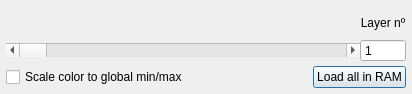
GenericMappingTools/InteractiveGMT, file deps/ui/cube_layer_selector.ui: the form before one commit.
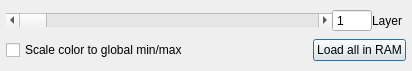
The form after the commit.

Commit message:
Cube layer dock: respect .ui size; label right of spinbox
Stop overriding the cube_layer_selector.ui geometry in code (the dock resized to 3/4 of the .ui width); use content->sizeHint() verbatim. Move layerNoLabel to the right of layerSpin and give the spinbox a minimum width so it keeps its size.

```diff
--- a/deps/ui/cube_layer_selector.ui
+++ b/deps/ui/cube_layer_selector.ui
@@ -7,7 +7,7 @@
     <x>0</x>
     <y>0</y>
     <width>412</width>
-    <height>94</height>
+    <height>71</height>
    </rect>
   </property>
   <property name="windowTitle">
@@ -46,16 +46,6 @@
      <property name="spacing">
       <number>0</number>
      </property>
-     <item row="0" column="1">
-      <widget class="QLabel" name="layerNoLabel">
-       <property name="text">
-        <string>Layer nº</string>
-       </property>
-       <property name="alignment">
-        <set>Qt::AlignmentFlag::AlignCenter</set>
-       </property>
-      </widget>
-     </item>
      <item row="1" column="0">
       <widget class="QScrollBar" name="layerScrollBar">
        <property name="sizePolicy">
@@ -77,6 +67,15 @@
      </item>
      <item row="1" column="1">
       <widget class="QSpinBox" name="layerSpin">
+       <property name="minimumSize">
+        <size>
+         <width>40</width>
+         <height>0</height>
+        </size>
+       </property>
+       <property name="toolTip">
+        <string>Layer nº</string>
+       </property>
        <property name="buttonSymbols">
         <enum>QAbstractSpinBox::ButtonSymbols::NoButtons</enum>
        </property>
@@ -88,6 +87,16 @@
        </property>
       </widget>
      </item>
+     <item row="1" column="2">
+      <widget class="QLabel" name="layerNoLabel">
+       <property name="text">
+        <string>Layer </string>
+       </property>
+       <property name="alignment">
+        <set>Qt::AlignmentFlag::AlignLeading|Qt::AlignmentFlag::AlignLeft|Qt::AlignmentFlag::AlignVCenter</set>
+       </property>
+      </widget>
+     </item>
     </layout>
    </item>
    <item>
```
The commit also changes 1 other file.
